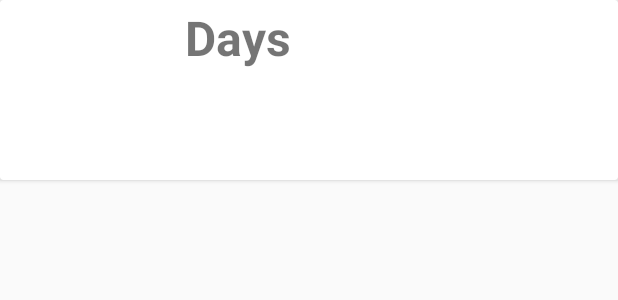
After one commit to ZHANIK2003/TazaBilim-Application, an Android app: the layout week_single_item.xml on its own in the app's theme, with its tools: preview values and no code run, on a phone screen of 412 x 824 dp. The commit adds this screen. Shown: the top 300 px of the screen. Run offline under Robolectric (Android 15) with nearby library versions, the phone set to English and light mode, and no system bars.

Commit message:
make: Week Activity , transfering between home page and time table page, new adapter , toolbar and list view

```diff
--- a/app/src/main/AndroidManifest.xml
+++ b/app/src/main/AndroidManifest.xml
@@ -13,6 +13,9 @@
         android:theme="@style/Theme.TazaBilim"
         tools:targetApi="31">
         <activity
+            android:name=".WeekActivity"
+            android:exported="false" />
+        <activity
             android:name=".MainActivity"
             android:exported="true">
             <intent-filter>
--- /dev/null
+++ b/app/src/main/res/layout/week_single_item.xml
@@ -0,0 +1,32 @@
+<?xml version="1.0" encoding="utf-8"?>
+<androidx.cardview.widget.CardView
+    android:layout_width="match_parent"
+    android:layout_height="wrap_content"
+    android:elevation="5dp"
+    xmlns:android="http://schemas.android.com/apk/res/android">
+
+    <RelativeLayout
+        android:layout_width="wrap_content"
+        android:layout_height="wrap_content">
+
+        <ImageView
+            android:id="@+id/IvDay"
+            android:layout_width="100dp"
+            android:layout_height="100dp"
+            android:layout_margin="10dp">
+        </ImageView>
+
+        <TextView
+            android:id="@+id/TvDay"
+            android:layout_width="wrap_content"
+            android:layout_height="wrap_content"
+            android:layout_margin="3dp"
+            android:layout_toRightOf="@id/IvDay"
+            android:text="Days"
+            android:textSize="32dp"
+            android:textStyle="bold">
+        </TextView>
+
+    </RelativeLayout>
+
+</androidx.cardview.widget.CardView>
```
Also changed, not shown: app/src/main/java/com/example/tazabilim/MainActivity.java (+25 -1 lines), app/src/main/java/com/example/tazabilim/WeekActivity.java (added, +108 -0 lines), app/src/main/res/layout/activity_week.xml (added, +29 -0 lines), app/src/main/res/values/strings.xml (+9 -0 lines).
